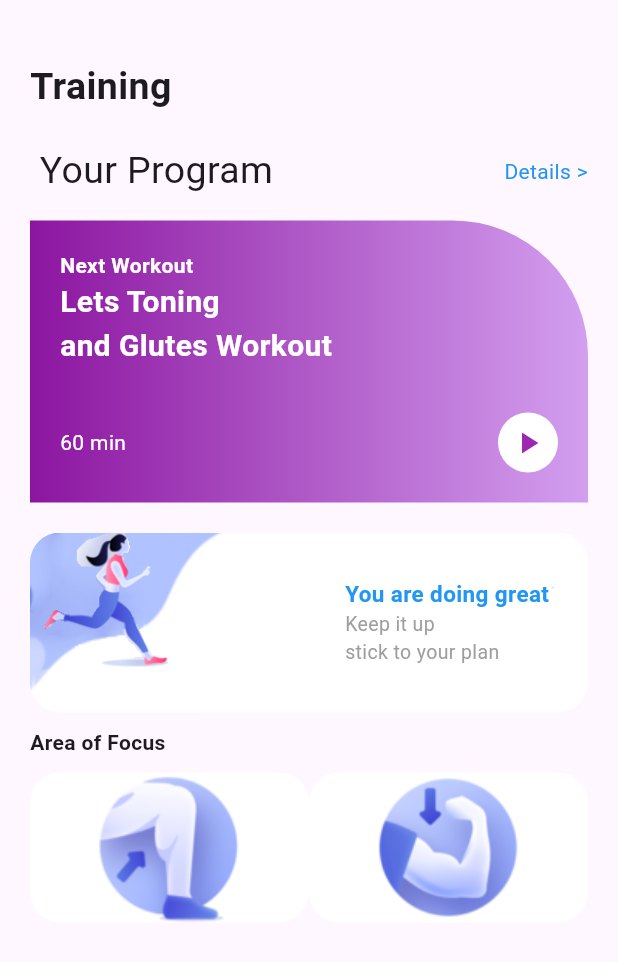
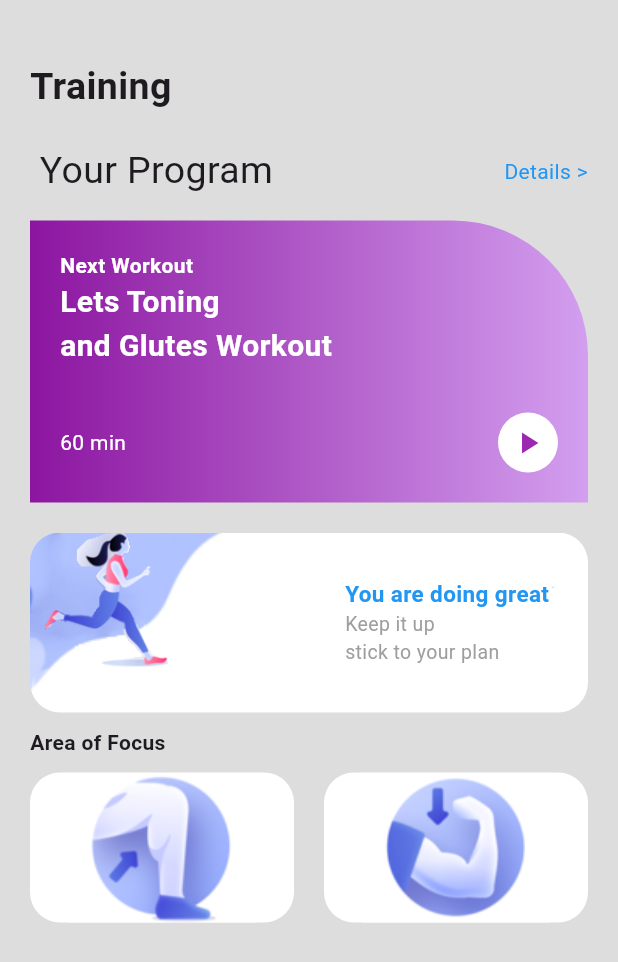
Before and after one commit to BungaDOR/mobile_programming2025, a Flutter app: the screen it shows after launch, on a phone screen of 412 x 824 dp. Shown: the top 962 px of the screen. Run offline on Flutter 3.47's test engine with Material 3 defaults, Android fonts, the phone set to English and light mode, and no system bars.

Commit message:
coba ganti background

```diff
--- a/lib/tugas/quiz_1.dart
+++ b/lib/tugas/quiz_1.dart
@@ -7,6 +7,7 @@ class quiz_1 extends StatelessWidget {
   @override
   Widget build(BuildContext context) {
     return Scaffold(
+      backgroundColor: const Color.fromARGB(255, 222, 221, 221),
       body: Padding(
         padding: const EdgeInsets.symmetric(horizontal: 20, vertical: 40),
         child: Column(
@@ -131,7 +132,7 @@ class quiz_1 extends StatelessWidget {
                             ),
                       ),
                     ),
-
+                    SizedBox(width: 20,),
                     Expanded(
                       child: Container(
                         height: 100,
```
